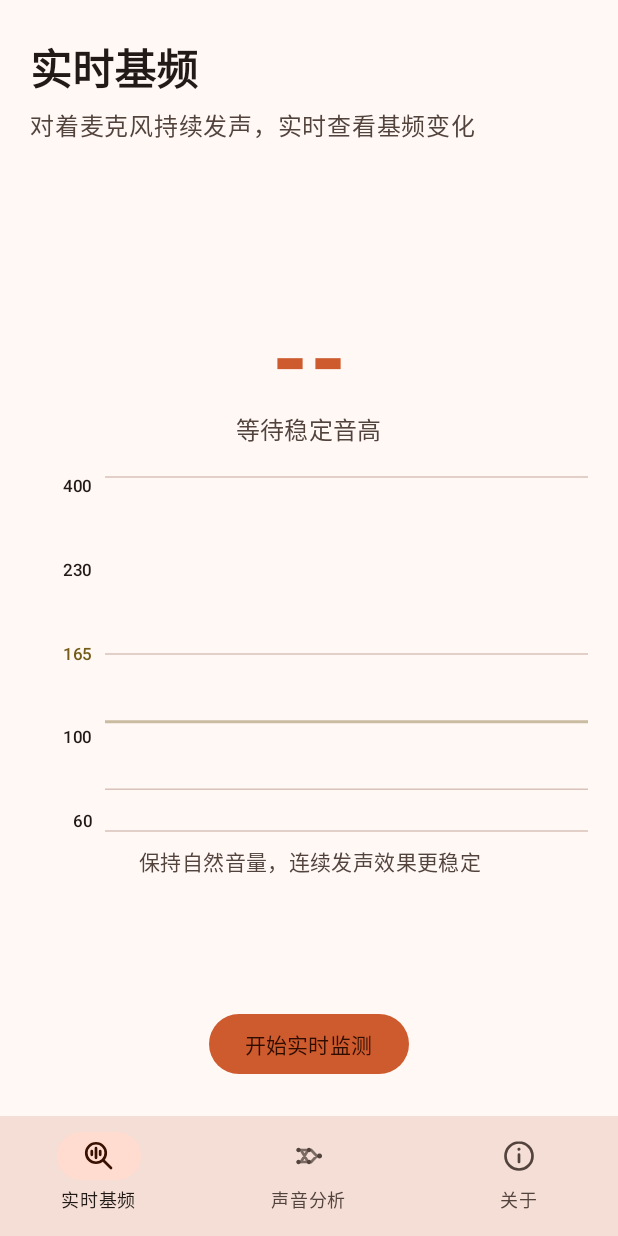
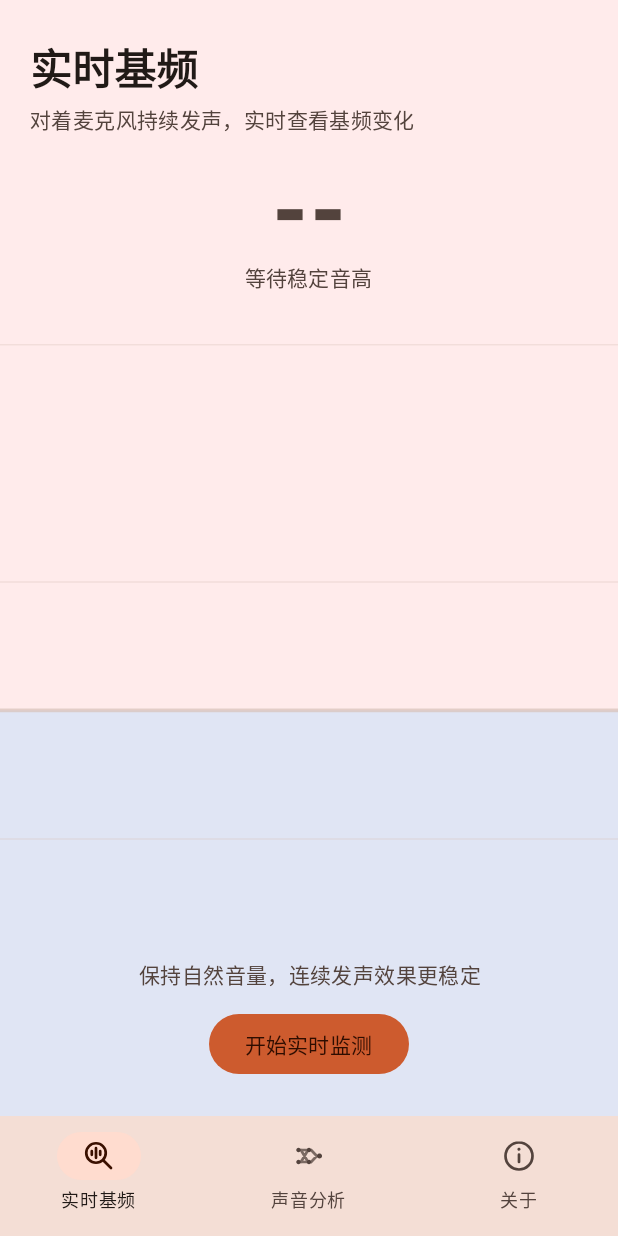
Before and after one commit to project-pitchee/Pitchee-Android, an Android app built with Jetpack Compose: the screen it shows after launch (MainActivity), on a phone screen of 412 x 824 dp. Run offline under Robolectric (Android 15) with nearby library versions, the light colour scheme and no system bars.

Commit message:
Improve realtime F0 visualization

```diff
--- a/app/src/main/java/io/rovly/pitchee/ui/PitchViewModel.kt
+++ b/app/src/main/java/io/rovly/pitchee/ui/PitchViewModel.kt
@@ -31,8 +31,19 @@ data class PitchUiState(
     val points: List<F0Point> = emptyList(),
     val error: String? = null,
 ) {
-    val current: F0Point? get() = points.lastOrNull()
-    val currentHz: Float? get() = current?.f0Hz
+    val currentHz: Float?
+        get() {
+            if (!running) return null
+            val latestTimestamp = points.lastOrNull()?.timestampSeconds ?: return null
+            val lastVoiced = points.asReversed().firstOrNull { it.f0Hz != null } ?: return null
+            return lastVoiced.f0Hz.takeIf {
+                latestTimestamp - lastVoiced.timestampSeconds <= CURRENT_F0_HOLD_SECONDS
+            }
+        }
+
+    private companion object {
+        const val CURRENT_F0_HOLD_SECONDS = 2.0
+    }
 }
 
 class PitchViewModel(
--- a/app/src/main/java/io/rovly/pitchee/ui/RealtimePitchScreen.kt
+++ b/app/src/main/java/io/rovly/pitchee/ui/RealtimePitchScreen.kt
@@ -5,22 +5,17 @@ import android.content.pm.PackageManager
 import androidx.activity.compose.rememberLauncherForActivityResult
 import androidx.activity.result.contract.ActivityResultContracts
 import androidx.compose.foundation.Canvas
-import androidx.compose.foundation.layout.Arrangement
 import androidx.compose.foundation.layout.Box
 import androidx.compose.foundation.layout.Column
-import androidx.compose.foundation.layout.Row
 import androidx.compose.foundation.layout.Spacer
 import androidx.compose.foundation.layout.fillMaxSize
 import androidx.compose.foundation.layout.fillMaxWidth
 import androidx.compose.foundation.layout.height
 import androidx.compose.foundation.layout.padding
 import androidx.compose.foundation.layout.size
-import androidx.compose.foundation.layout.width
-import androidx.compose.foundation.shape.CircleShape
 import androidx.compose.material3.Button
 import androidx.compose.material3.CircularProgressIndicator
 import androidx.compose.material3.MaterialTheme
-import androidx.compose.material3.Surface
 import androidx.compose.material3.Text
 import androidx.compose.runtime.Composable
 import androidx.compose.runtime.DisposableEffect
@@ -31,7 +26,12 @@ import androidx.compose.runtime.setValue
 import androidx.compose.ui.Alignment
 import androidx.compose.ui.Modifier
 import androidx.compose.ui.geometry.Offset
+import androidx.compose.ui.geometry.Size
+import androidx.compose.ui.graphics.Color
+import androidx.compose.ui.graphics.Path
 import androidx.compose.ui.graphics.StrokeCap
+import androidx.compose.ui.graphics.StrokeJoin
+import androidx.compose.ui.graphics.drawscope.Stroke
 import androidx.compose.ui.platform.LocalContext
 import androidx.compose.ui.res.stringResource
 import androidx.compose.ui.text.font.FontWeight
@@ -41,7 +41,6 @@ import androidx.core.content.ContextCompat
 import androidx.lifecycle.compose.collectAsStateWithLifecycle
 import androidx.lifecycle.viewmodel.compose.viewModel
 import io.rovly.pitchee.R
-import kotlin.math.max
 
 @Composable
 internal fun RealtimePitchScreen() {
@@ -79,9 +78,15 @@ internal fun RealtimePitchScreen() {
         }
     }
 
+    Box(modifier = Modifier.fillMaxSize()) {
+        PitchChart(
+            points = state.points,
+            modifier = Modifier.fillMaxSize(),
+        )
+
         Column(
             modifier = Modifier
-            .fillMaxSize()
+                .fillMaxWidth()
                 .padding(horizontal = 20.dp, vertical = 24.dp),
             horizontalAlignment = Alignment.CenterHorizontally,
         ) {
@@ -91,67 +96,47 @@ internal fun RealtimePitchScreen() {
                 style = MaterialTheme.typography.headlineMedium,
                 fontWeight = FontWeight.Bold,
             )
-        Spacer(Modifier.height(6.dp))
+            Spacer(Modifier.height(4.dp))
             Text(
                 text = stringResource(R.string.pitch_subtitle),
                 modifier = Modifier.fillMaxWidth(),
-            style = MaterialTheme.typography.bodyLarge,
+                style = MaterialTheme.typography.bodyMedium,
                 color = MaterialTheme.colorScheme.onSurfaceVariant,
             )
-        Spacer(Modifier.height(24.dp))
-
-        Column(
-            modifier = Modifier.weight(1f),
-            horizontalAlignment = Alignment.CenterHorizontally,
-            verticalArrangement = Arrangement.Center,
-        ) {
+            Spacer(Modifier.height(18.dp))
             val currentHz = state.currentHz
             Text(
-                text = currentHz?.let { "%.0f".format(it) } ?: "--",
+                text = currentHz?.let { "%.0f Hz".format(it) } ?: "--",
                 style = MaterialTheme.typography.displayLarge,
                 fontWeight = FontWeight.Black,
-                color = MaterialTheme.colorScheme.primary,
+                color = if (currentHz == null) {
+                    MaterialTheme.colorScheme.onSurfaceVariant
+                } else {
+                    MaterialTheme.colorScheme.primary
+                },
             )
             Text(
                 text = if (currentHz == null) {
                     stringResource(R.string.pitch_no_voice)
                 } else {
-                    "Hz"
+                    stringResource(R.string.pitch_current_f0)
                 },
-                style = MaterialTheme.typography.titleMedium,
+                style = MaterialTheme.typography.labelLarge,
                 color = MaterialTheme.colorScheme.onSurfaceVariant,
             )
-            Spacer(Modifier.height(20.dp))
-            PitchChart(
-                points = state.points,
-                modifier = Modifier
-                    .fillMaxWidth()
-                    .height(236.dp),
-            )
-            if (state.preparing) {
-                Spacer(Modifier.height(14.dp))
-                CircularProgressIndicator(modifier = Modifier.size(24.dp), strokeWidth = 3.dp)
-                Spacer(Modifier.height(8.dp))
-                Text(
-                    text = stringResource(R.string.pitch_preparing),
-                    style = MaterialTheme.typography.bodyMedium,
-                    color = MaterialTheme.colorScheme.onSurfaceVariant,
-                )
-            } else if (!state.running) {
-                Spacer(Modifier.height(10.dp))
-                Text(
-                    text = stringResource(R.string.pitch_instruction),
-                    style = MaterialTheme.typography.bodyMedium,
-                    color = MaterialTheme.colorScheme.onSurfaceVariant,
-                    textAlign = TextAlign.Center,
-                )
-            }
         }
 
+        Column(
+            modifier = Modifier
+                .align(Alignment.BottomCenter)
+                .fillMaxWidth()
+                .padding(horizontal = 20.dp, vertical = 24.dp),
+            horizontalAlignment = Alignment.CenterHorizontally,
+        ) {
             state.error?.let { error ->
                 Text(
                     text = error,
-                modifier = Modifier.padding(bottom = 12.dp),
+                    modifier = Modifier.padding(bottom = 10.dp),
                     style = MaterialTheme.typography.bodyMedium,
                     color = MaterialTheme.colorScheme.error,
                     textAlign = TextAlign.Center,
@@ -160,11 +145,29 @@ internal fun RealtimePitchScreen() {
             if (permissionDenied) {
                 Text(
                     text = stringResource(R.string.record_permission_denied),
-                modifier = Modifier.padding(bottom = 12.dp),
+                    modifier = Modifier.padding(bottom = 10.dp),
                     style = MaterialTheme.typography.bodyMedium,
                     color = MaterialTheme.colorScheme.error,
                     textAlign = TextAlign.Center,
                 )
+            }
+            if (state.preparing) {
+                CircularProgressIndicator(modifier = Modifier.size(24.dp), strokeWidth = 3.dp)
+                Spacer(Modifier.height(8.dp))
+                Text(
+                    text = stringResource(R.string.pitch_preparing),
+                    style = MaterialTheme.typography.bodyMedium,
+                    color = MaterialTheme.colorScheme.onSurfaceVariant,
+                )
+                Spacer(Modifier.height(12.dp))
+            } else if (!state.running) {
+                Text(
+                    text = stringResource(R.string.pitch_instruction),
+                    style = MaterialTheme.typography.bodyMedium,
+                    color = MaterialTheme.colorScheme.onSurfaceVariant,
+                    textAlign = TextAlign.Center,
+                )
+                Spacer(Modifier.height(12.dp))
             }
             Button(onClick = ::toggleMonitoring) {
                 Text(
@@ -180,84 +183,104 @@ internal fun RealtimePitchScreen() {
             }
         }
     }
+}
 
 @Composable
 private fun PitchChart(
     points: List<F0Point>,
     modifier: Modifier = Modifier,
 ) {
-    val accent = MaterialTheme.colorScheme.primary
-    val grid = MaterialTheme.colorScheme.outlineVariant
-    val threshold = MaterialTheme.colorScheme.tertiary
-    val onSurface = MaterialTheme.colorScheme.onSurface
+    val lineColor = MaterialTheme.colorScheme.onSurface
+    val gridColor = MaterialTheme.colorScheme.outlineVariant
+    val feminineColor = Color(0xFFFFB6C1)
+    val masculineColor = Color(0xFF6495ED)
 
-    Row(modifier = modifier) {
-        Column(
-            modifier = Modifier
-                .width(42.dp)
-                .fillMaxSize(),
-            verticalArrangement = Arrangement.SpaceBetween,
-            horizontalAlignment = Alignment.End,
-        ) {
-            Text("400", style = MaterialTheme.typography.labelSmall, color = onSurface)
-            Text("230", style = MaterialTheme.typography.labelSmall, color = onSurface)
-            Text("165", style = MaterialTheme.typography.labelSmall, color = threshold)
-            Text("100", style = MaterialTheme.typography.labelSmall, color = onSurface)
-            Text("60", style = MaterialTheme.typography.labelSmall, color = onSurface)
-        }
-        Spacer(Modifier.width(8.dp))
-        Canvas(
-            modifier = Modifier
-                .weight(1f)
-                .fillMaxSize(),
-        ) {
-            val chartPoints = points
-            val latestTimestamp = chartPoints.lastOrNull()?.timestampSeconds ?: 0.0
-            val firstTimestamp = max(0.0, latestTimestamp - WINDOW_SECONDS)
-            val duration = (latestTimestamp - firstTimestamp).coerceAtLeast(0.01)
+    Canvas(modifier = modifier.fillMaxSize()) {
+        val latestTimestamp = points.lastOrNull()?.timestampSeconds ?: 0.0
+        val firstTimestamp = latestTimestamp - WINDOW_SECONDS
+        val plotTop = 164.dp.toPx()
+        val plotBottom = size.height - 132.dp.toPx()
+        val plotHeight = (plotBottom - plotTop).coerceAtLeast(1f)
 
         fun yFor(hz: Float): Float {
             val normalized = ((hz - MIN_HZ) / (MAX_HZ - MIN_HZ)).coerceIn(0f, 1f)
-                return size.height * (1f - normalized)
+            return plotBottom - normalized * plotHeight
         }
 
-            listOf(60f, 100f, 165f, 230f, 400f).forEach { hz ->
+        val thresholdY = yFor(165f)
+        drawRect(
+            color = feminineColor.copy(alpha = 0.20f),
+            topLeft = Offset.Zero,
+            size = Size(size.width, thresholdY),
+        )
+        drawRect(
+            color = masculineColor.copy(alpha = 0.20f),
+            topLeft = Offset(0f, thresholdY),
+            size = Size(size.width, size.height - thresholdY),
+        )
+
+        listOf(100f, 165f, 230f, 350f).forEach { hz ->
             val y = yFor(hz)
             drawLine(
-                    color = if (hz == 165f) threshold.copy(alpha = 0.38f) else grid,
+                color = gridColor.copy(alpha = if (hz == 165f) 0.72f else 0.34f),
                 start = Offset(0f, y),
                 end = Offset(size.width, y),
-                    strokeWidth = if (hz == 165f) 2.dp.toPx() else 1.dp.toPx(),
+                strokeWidth = if (hz == 165f) 2.5.dp.toPx() else 1.dp.toPx(),
             )
         }
 
-            var previous: Offset? = null
-            var previousTimestamp = 0.0
-            chartPoints.forEach { point ->
-                val hz = point.f0Hz
-                if (hz == null || point.timestampSeconds < firstTimestamp) {
-                    previous = null
-                } else {
-                    val x = ((point.timestampSeconds - firstTimestamp) / duration)
+        val voiced = points.filter {
+            it.f0Hz != null && it.timestampSeconds >= firstTimestamp
+        }
+        val segments = mutableListOf<List<Offset>>()
+        var currentSegment = mutableListOf<Offset>()
+        var previousTime = Double.NEGATIVE_INFINITY
+        voiced.forEach { point ->
+            val hz = point.f0Hz ?: return@forEach
+            val x = ((point.timestampSeconds - firstTimestamp) / WINDOW_SECONDS)
                 .toFloat()
                 .coerceIn(0f, 1f) * size.width
-                    val current = Offset(x, yFor(hz))
-                    val continuous = point.timestampSeconds - previousTimestamp < MAX_GAP_SECONDS
-                    previous?.let { start ->
-                        if (continuous) {
-                            drawLine(
-                                color = accent,
-                                start = start,
-                                end = current,
-                                strokeWidth = 3.dp.toPx(),
-                                cap = StrokeCap.Round,
+            if (currentSegment.isNotEmpty() &&
+                point.timestampSeconds - previousTime > MAX_GAP_SECONDS
+            ) {
+                segments += currentSegment.toList()
+                currentSegment = mutableListOf()
+            }
+            currentSegment += Offset(x, yFor(hz))
+            previousTime = point.timestampSeconds
+        }
+        if (currentSegment.isNotEmpty()) segments += currentSegment.toList()
+
+        segments.forEach { segment ->
+            if (segment.size == 1) {
+                drawCircle(lineColor, radius = 2.2.dp.toPx(), center = segment.first())
+                return@forEach
+            }
+            val path = Path().apply {
+                moveTo(segment.first().x, segment.first().y)
+                for (index in 0 until segment.lastIndex) {
+                    val current = segment[index]
+                    val next = segment[index + 1]
+                    quadraticTo(
+                        current.x,
+                        current.y,
+                        (current.x + next.x) / 2f,
+                        (current.y + next.y) / 2f,
                     )
                 }
+                lineTo(segment.last().x, segment.last().y)
             }
-                    drawCircle(color = accent, radius = 2.5.dp.toPx(), center = current)
-                    previous = current
-                    previousTimestamp = point.timestampSeconds
-                }
+            drawPath(
+                path = path,
+                color = lineColor,
+                style = Stroke(
+                    width = 3.dp.toPx(),
+                    cap = StrokeCap.Round,
+                    join = StrokeJoin.Round,
+                ),
+            )
+            segment.forEach { point ->
+                drawCircle(lineColor, radius = 1.6.dp.toPx(), center = point)
             }
         }
     }
@@ -265,5 +288,5 @@ private fun PitchChart(
 
 private const val MIN_HZ = 60f
 private const val MAX_HZ = 400f
-private const val WINDOW_SECONDS = 6.0
-private const val MAX_GAP_SECONDS = 0.12
+private const val WINDOW_SECONDS = 3.0
+private const val MAX_GAP_SECONDS = 0.25
--- a/app/src/main/res/values/strings.xml
+++ b/app/src/main/res/values/strings.xml
@@ -9,6 +9,7 @@
     <string name="pitch_title">实时基频</string>
     <string name="pitch_subtitle">对着麦克风持续发声，实时查看基频变化</string>
     <string name="pitch_no_voice">等待稳定音高</string>
+    <string name="pitch_current_f0">当前基频</string>
     <string name="pitch_preparing">正在准备实时模型</string>
     <string name="pitch_instruction">保持自然音量，连续发声效果更稳定</string>
     <string name="pitch_start_monitoring">开始实时监测</string>
```
Lines whose indentation alone changed are shown as unchanged.
